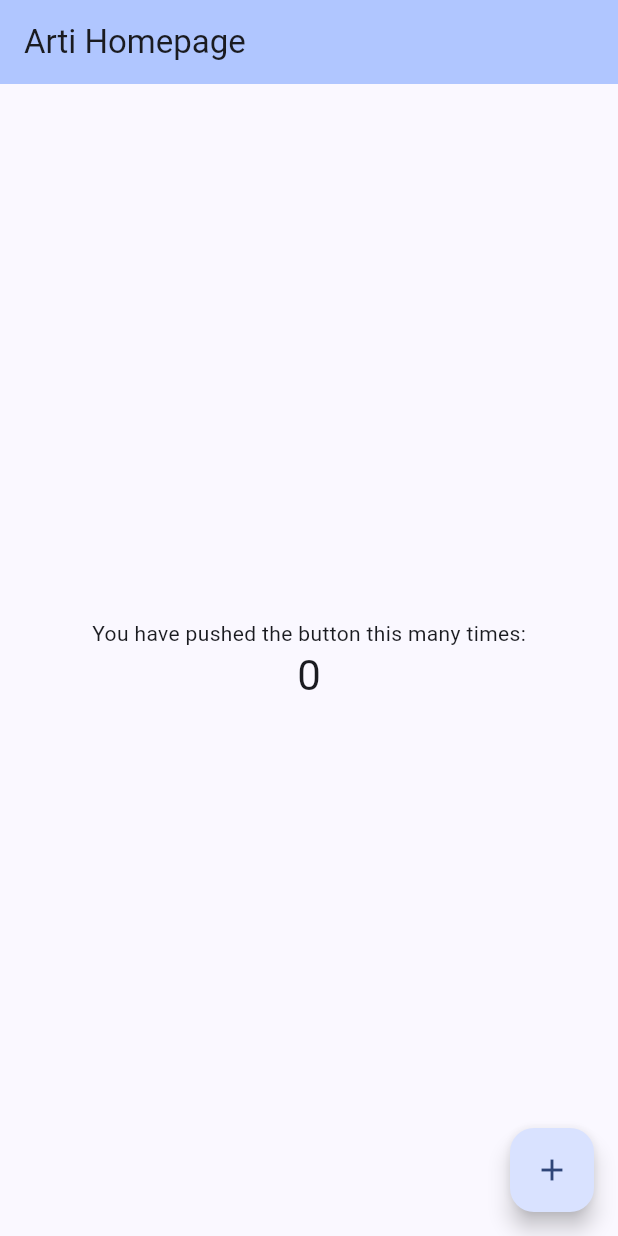
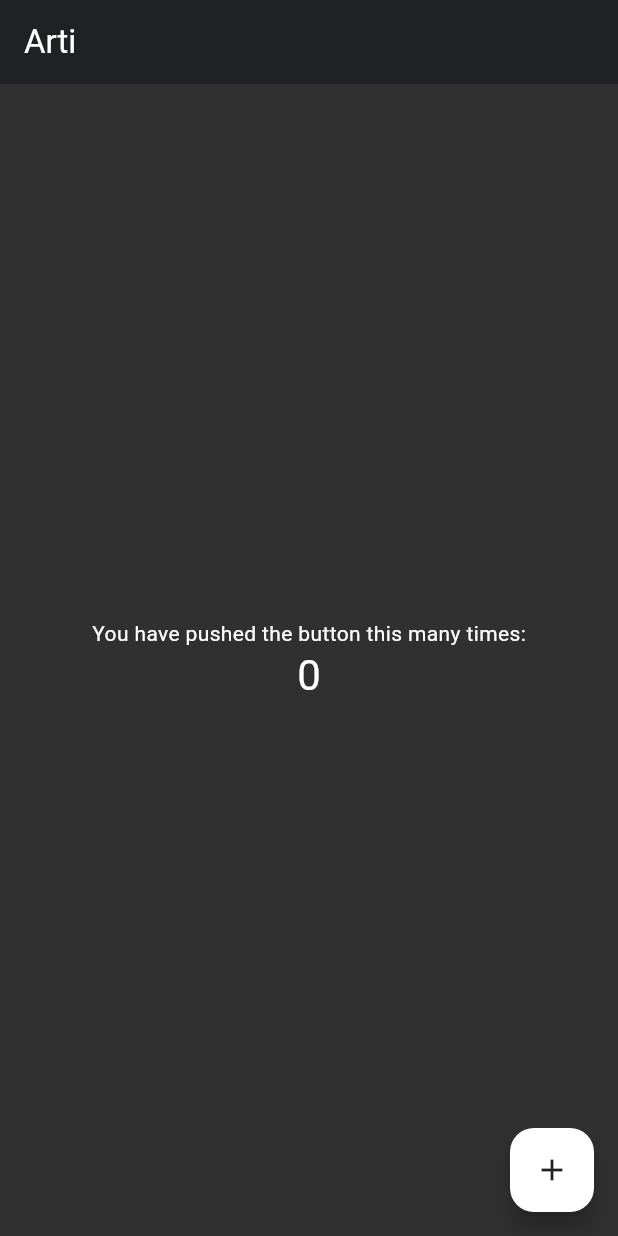
Before and after one commit to wasu-code/Arti, a Flutter app: the screen it shows after launch, on a phone screen of 412 x 824 dp. Run offline on Flutter 3.47's test engine with Material 3 defaults, Android fonts, the phone set to English and light mode, and no system bars.

Commit message:
theme changes

```diff
--- a/lib/main.dart
+++ b/lib/main.dart
@@ -28,10 +28,20 @@ class MyApp extends StatelessWidget {
         //
         // This works for code too, not just values: Most code changes can be
         // tested with just a hot reload.
-        colorScheme: ColorScheme.fromSeed(seedColor: const Color(0xFF202125)),
+        colorScheme: ColorScheme(
+          brightness: Brightness.dark, // or Brightness.light
+          primary: Colors.white, // Your main color
+          onPrimary: Color(0xFF202125), // Color to contrast with primary
+          secondary: Color(0xFF3399FE), // Secondary color
+          onSecondary: Color(0xFF202125), // Color to contrast with secondary
+          error: Colors.red, // Error color
+          onError: Colors.white, // Color to contrast with error
+          surface: Color(0xFF303030), // Surface color (also backgound)
+          onSurface: Colors.white, // Color to contrast with surface
+        ),
         useMaterial3: true,
       ),
-      home: const MyHomePage(title: 'Arti Homepage'),
+      home: const MyHomePage(title: 'Arti'),
     );
   }
 }
```
